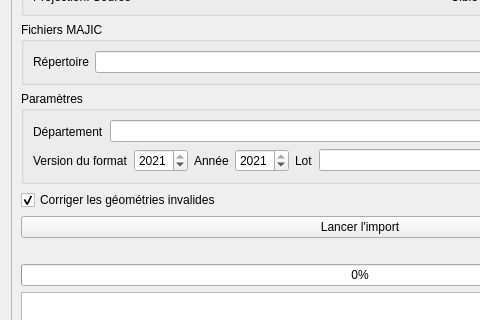
Old version of the form cadastre/forms/cadastre_import_form.ui in the repository 3liz/QgisCadastrePlugin; both pictures show x 0 to 480 and y 253 to 573 of the 720 by 694 pixel window.
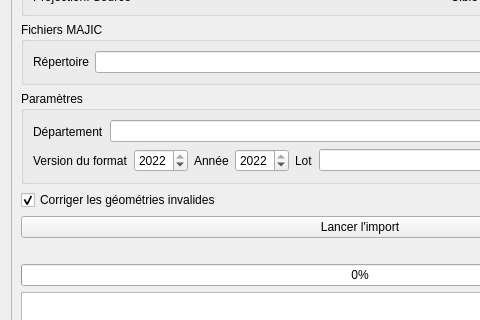
New version of the form. Custom widgets are drawn as their Qt base class.

Patch:
```diff
--- a/cadastre/forms/cadastre_import_form.ui
+++ b/cadastre/forms/cadastre_import_form.ui
@@ -346,10 +346,10 @@
                <number>2012</number>
               </property>
               <property name="maximum">
-               <number>2021</number>
+               <number>2022</number>
               </property>
               <property name="value">
-               <number>2021</number>
+               <number>2022</number>
               </property>
              </widget>
             </item>
@@ -369,10 +369,10 @@
                <number>2012</number>
               </property>
               <property name="maximum">
-               <number>2021</number>
+               <number>2022</number>
               </property>
               <property name="value">
-               <number>2021</number>
+               <number>2022</number>
               </property>
              </widget>
             </item>
```
